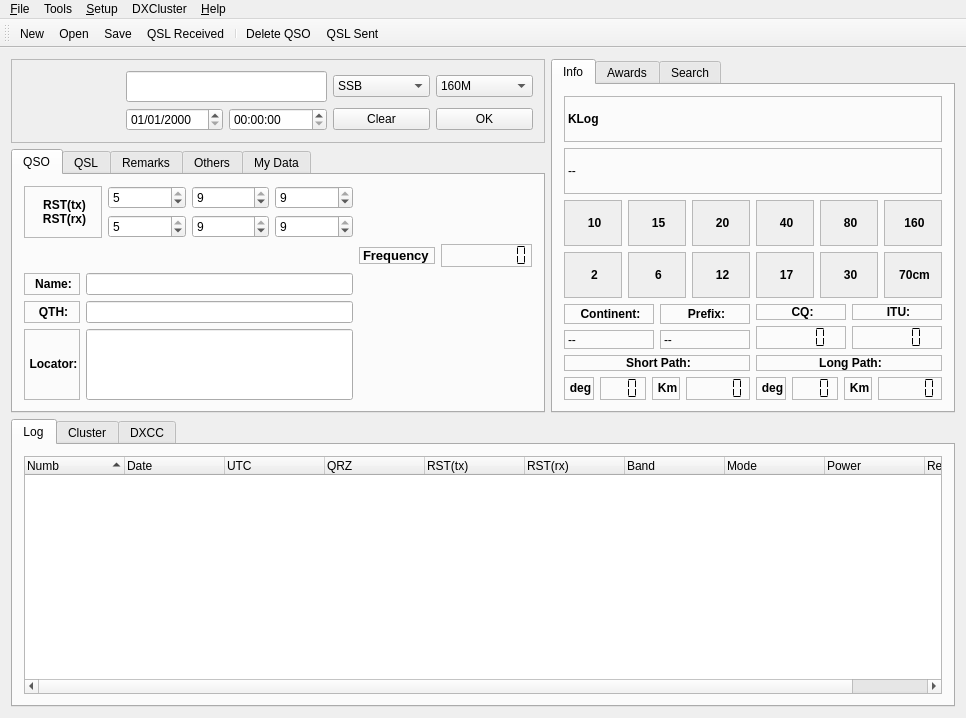
Above: src/klog.ui from dbasden/klog before the change. Below: the same form after it.
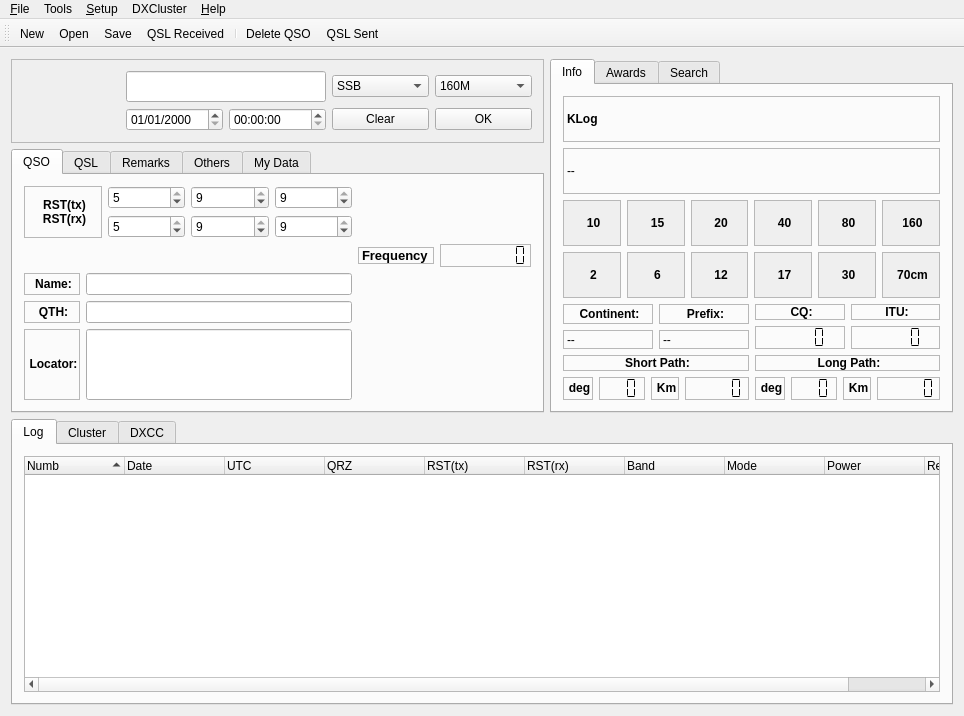
That is the form after the change. The open tabs and pages were chosen to show the change. Icons and pictures are not drawn. Custom widgets are drawn as their Qt base class.

The edit to the form file:
```diff
--- a/src/klog.ui
+++ b/src/klog.ui
@@ -10,8 +10,8 @@
    <rect>
     <x>0</x>
     <y>0</y>
-    <width>966</width>
-    <height>718</height>
+    <width>964</width>
+    <height>716</height>
    </rect>
   </property>
   <property name="sizePolicy">
@@ -2562,8 +2562,8 @@
     <rect>
      <x>0</x>
      <y>0</y>
-     <width>966</width>
-     <height>23</height>
+     <width>964</width>
+     <height>32</height>
     </rect>
    </property>
    <property name="defaultUp">
```
Left out of the diff: 2 changed lines with no effect on the pictures.
